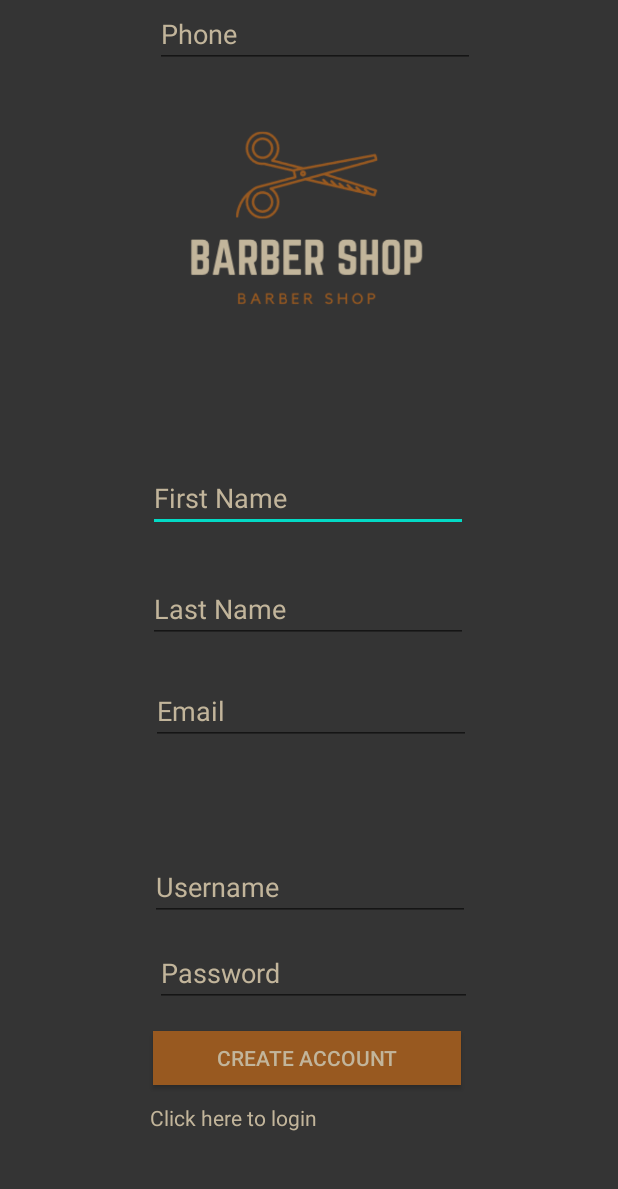
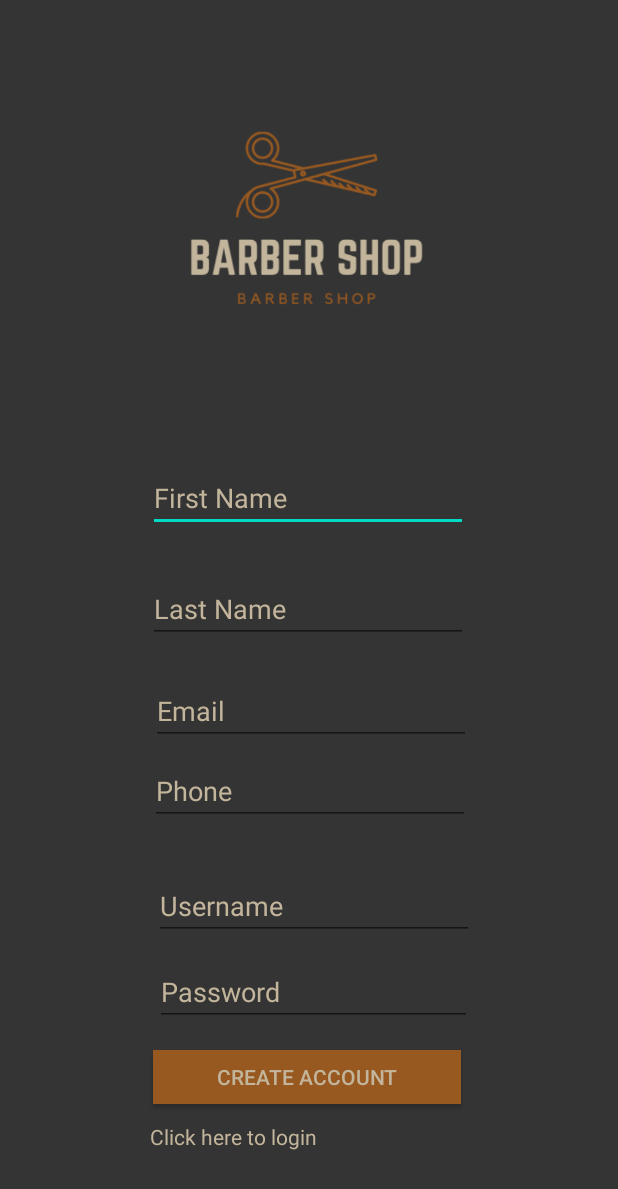
Before and after one commit to hewayman/barbershop_app, an Android app: the UserRegistration screen opened directly, with no data from a screen before it, on a phone screen of 412 x 824 dp. Shown: the top 1189 px of the screen. Run offline under Robolectric (Android 15) with nearby library versions, the phone set to English and light mode, and no system bars; 1 statement that could not run was skipped.

Commit message:
adding DataBaseHelper

```diff
--- a/app/src/main/java/com/murach/barbershop/MainActivity.java
+++ b/app/src/main/java/com/murach/barbershop/MainActivity.java
@@ -9,12 +9,15 @@ import android.widget.Button;
 import android.widget.EditText;
 import android.widget.TextView;
 
+import com.murach.barbershop.DataBaseHelper;
+
 public class MainActivity extends AppCompatActivity {
 
     private Button loginBtn;
     private TextView goToRegisterTextView;
     private EditText usernameEditText;
     private EditText passwordEditText;
+
 
     @Override
     protected void onCreate(Bundle savedInstanceState) {
@@ -34,7 +37,7 @@ public class MainActivity extends AppCompatActivity {
         loginBtn.setOnClickListener(new View.OnClickListener() {
             @Override
             public void onClick(View view) {
-                DataBaseHelper.checkUser(usernameEditText.toString(), passwordEditText.toString());
+                DataBaseHelper.checkUser(usernameEditText.getText().toString(), passwordEditText.getText().toString());
                 openHome();
             }
         });
--- a/app/src/main/res/layout/register_home.xml
+++ b/app/src/main/res/layout/register_home.xml
@@ -114,10 +114,10 @@
         android:textColorLink="#C2B59B"
         app:layout_constraintBottom_toBottomOf="parent"
         app:layout_constraintEnd_toEndOf="parent"
-        app:layout_constraintHorizontal_bias="0.502"
+        app:layout_constraintHorizontal_bias="0.517"
         app:layout_constraintStart_toStartOf="parent"
         app:layout_constraintTop_toTopOf="parent"
-        app:layout_constraintVertical_bias="0.73" />
+        app:layout_constraintVertical_bias="0.747" />
 
     <Button
         android:id="@+id/registerButton"
@@ -152,10 +152,11 @@
         android:id="@+id/phoneEditText"
         android:layout_width="wrap_content"
         android:layout_height="wrap_content"
-        android:layout_marginStart="103dp"
-        android:layout_marginLeft="103dp"
+        android:layout_marginStart="100dp"
+        android:layout_marginLeft="100dp"
+        android:layout_marginTop="8dp"
+        android:autofillHints="@string/phone"
         android:ems="10"
-        android:autofillHints="@string/phone"
         android:hint="@string/phone"
         android:inputType="phone"
         android:textColor="#C2B59B"
@@ -163,5 +164,5 @@
         android:textColorHint="#C2B59B"
         android:textColorLink="#C2B59B"
         app:layout_constraintStart_toStartOf="parent"
-        app:layout_constraintTop_toBottomOf="@+id/emailRegisterEditText" />
+        app:layout_constraintTop_toBottomOf="@+id/usernameEditText" />
 </androidx.constraintlayout.widget.ConstraintLayout>
```
